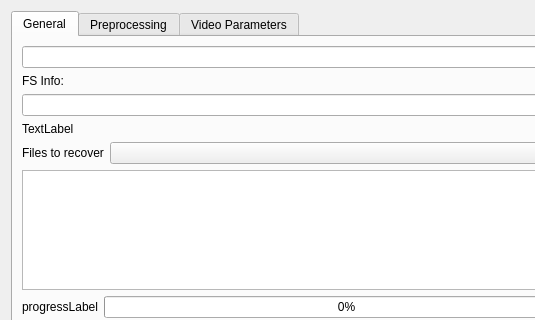
rpoisel/mmc, file gui/file_carving_ui.ui: the form before one commit; both pictures show x 0 to 535 and y 0 to 320 of the 664 by 424 pixel window.
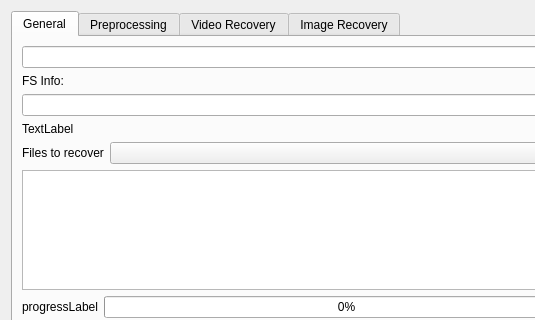
The form after the commit.

Commit message: gui improved and interfaces created for image recovery

```diff
--- a/gui/file_carving_ui.ui
+++ b/gui/file_carving_ui.ui
@@ -22,6 +22,9 @@
   <layout class="QVBoxLayout" name="verticalLayout_4">
    <item>
     <widget class="QTabWidget" name="tabWidget">
+     <property name="enabled">
+      <bool>true</bool>
+     </property>
      <property name="currentIndex">
       <number>0</number>
      </property>
@@ -377,7 +380,7 @@
      </widget>
      <widget class="QWidget" name="tab_video">
       <attribute name="title">
-       <string>Video Parameters</string>
+       <string>Video Recovery</string>
       </attribute>
       <layout class="QVBoxLayout" name="verticalLayout">
        <item>
@@ -479,6 +482,11 @@
        </item>
       </layout>
      </widget>
+     <widget class="QWidget" name="tab">
+      <attribute name="title">
+       <string>Image Recovery</string>
+      </attribute>
+     </widget>
     </widget>
    </item>
   </layout>
```
The commit also changes 3 other files.
